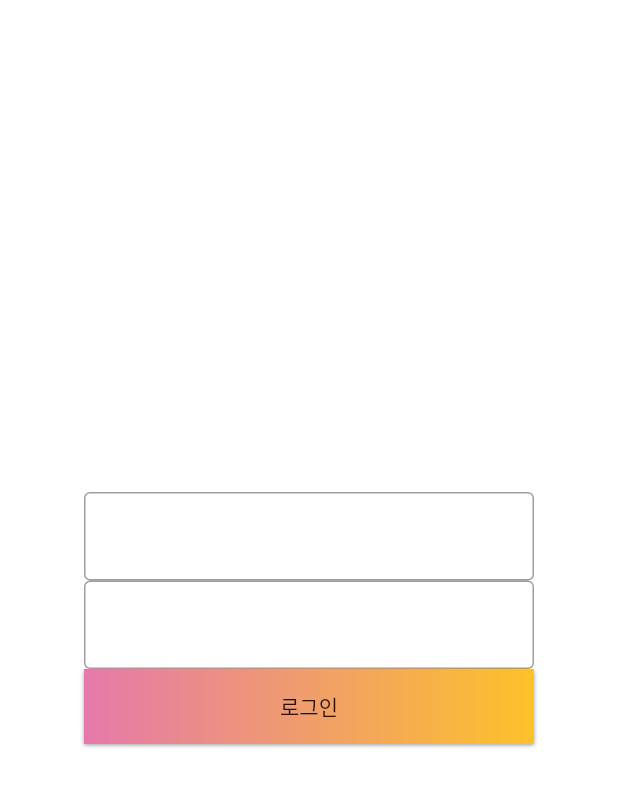
After one commit to LeoHNLee/TakeBook-Server, a Flutter app: the screen it shows after launch, on a phone screen of 412 x 824 dp. The commit adds this screen. Shown: the top 787 px of the screen. Run offline on Flutter 3.47's test engine with Material 2 defaults, Android fonts, the phone set to English and light mode, and no system bars; our stand-ins replace camera, image_picker; missing offline and left inert: simple_permissions.

Commit message:
클라이언트 브랜치 생성

```diff
--- /dev/null
+++ b/client/RedProject/redproject/lib/Components/GradientButton.dart
@@ -0,0 +1,41 @@
+import 'package:flutter/material.dart';
+
+class GradientButton extends StatelessWidget {
+  final Widget child;
+  final Gradient gradient;
+  final double width;
+  final double height;
+  final Function onPressed;
+
+  const GradientButton({
+    Key key,
+    @required this.child,
+    this.gradient,
+    this.width = double.infinity,
+    this.height = 50.0,
+    this.onPressed,
+  }) : super(key: key);
+
+  @override
+  Widget build(BuildContext context) {
+    return Container(
+      width: width,
+      height: 50.0,
+      decoration: BoxDecoration(gradient: gradient, boxShadow: [
+        BoxShadow(
+          color: Colors.grey[500],
+          offset: Offset(0.0, 1.5),
+          blurRadius: 1.5,
+        ),
+      ]),
+      child: Material(
+        color: Colors.transparent,
+        child: InkWell(
+            onTap: onPressed,
+            child: Center(
+              child: child,
+            )),
+      ),
+    );
+  }
+}
--- a/client/RedProject/redproject/lib/Constant.dart
+++ b/client/RedProject/redproject/lib/Constant.dart
@@ -4,4 +4,8 @@ final String PREVIEW_SCREEN="/PREVIEW_SCREEN";
 
 final int PRIMARY_COLOR = 0xFF7F0506;
 final int ACCENT_COLOR = 0xFF2D3433;
-final int CANVAS_COLOR = 0xFFffefd6;
+final int TITLEBAR_COLOR = 0xFFFFFFFF;
+final int CANVAS_COLOR = 0xFFFFFFFF;
+
+final int COLOR_PINK = 0xFFE579AB;
+final int COLOR_YELLOW = 0xFFFCC22A;
--- a/client/RedProject/redproject/lib/HomeScreen.dart
+++ b/client/RedProject/redproject/lib/HomeScreen.dart
@@ -35,6 +35,9 @@ class _MyHomePageState extends State<MyHomePage> {
       child: Scaffold(
         appBar: AppBar(
           title: Text('title'),
+          leading: Column(
+
+          ),
           bottom: TabBar(
             tabs: <Widget>[
               Tab(text: 'tab1'),
@@ -56,6 +59,9 @@ class _MyHomePageState extends State<MyHomePage> {
                   onPressed: () => {
                     _startCamera()
                   },
+                ),
+                RaisedButton(
+                  child: Text('')
                 ),
                 Container(
                   decoration: BoxDecoration(
--- /dev/null
+++ b/client/RedProject/redproject/lib/LoginScreen.dart
@@ -0,0 +1,69 @@
+import 'package:flutter/material.dart';
+import 'package:redproject/HomeScreen.dart';
+import 'package:redproject/Components/GradientButton.dart';
+import 'package:redproject/Constant.dart';
+
+class LoginScreen extends StatefulWidget {
+  @override
+  _LoginScreenState createState() => _LoginScreenState();
+}
+
+class _LoginScreenState extends State<LoginScreen> {
+  @override
+  Widget build(BuildContext context) {
+    return Scaffold(
+      body: Container(
+          alignment: Alignment.center,
+          child: Container(
+            width: 300,
+            child: Column(
+              mainAxisAlignment: MainAxisAlignment.center,
+              crossAxisAlignment: CrossAxisAlignment.center,
+              children: <Widget>[
+                Row(
+                  mainAxisAlignment: MainAxisAlignment.spaceBetween,
+                  crossAxisAlignment: CrossAxisAlignment.center,
+                  children: <Widget>[
+                    Flexible(
+                      child: TextField(
+                        decoration: InputDecoration(
+                          border: OutlineInputBorder(
+                            borderSide: BorderSide(color: Colors.grey, width: 0.0)
+                          )
+                        ),
+                      ),
+                    )
+                  ],
+                ),
+                Row(
+                  mainAxisAlignment: MainAxisAlignment.spaceBetween,
+                  crossAxisAlignment: CrossAxisAlignment.center,
+                  children: <Widget>[
+                    Flexible(
+                      child: TextField(
+                        decoration: InputDecoration(
+                            border: OutlineInputBorder(
+                                borderSide: BorderSide(color: Colors.grey, width: 0.0)
+                            )
+                        ),
+                      ),
+                    )
+                  ],
+                ),
+                GradientButton(
+                  child: Text('로그인'),
+                  gradient: LinearGradient(
+                      begin: Alignment.centerLeft,
+                      end: Alignment.centerRight,
+                      colors: [Color(COLOR_PINK), Color(COLOR_YELLOW)]
+                  ),
+                  onPressed: () => {
+                    Navigator.of(context).pushReplacement(MaterialPageRoute(builder: (BuildContext context) => HomeScreen()))
+                  },
+                )
+              ],
+            ),
+          )),
+    );
+  }
+}
--- a/client/RedProject/redproject/lib/main.dart
+++ b/client/RedProject/redproject/lib/main.dart
@@ -6,7 +6,7 @@ import 'package:redproject/Constant.dart';
 import 'package:redproject/CameraHomeScreen.dart';
 import 'package:redproject/HomeScreen.dart';
 import 'package:redproject/SplashScreen.dart';
-import 'package:redproject/PreviewScreen.dart';
+import 'package:redproject/LoginScreen.dart';
 
 List<CameraDescription> cameras;
 
@@ -29,7 +29,7 @@ Future<Null> main() async {
       ),
       home: SplashScreen(),
       routes: <String, WidgetBuilder>{
-        HOME_SCREEN: (BuildContext context) => HomeScreen(),
+        HOME_SCREEN: (BuildContext context) => LoginScreen(),
         CAMERA_SCREEN: (BuildContext context) => CameraHomeScreen(cameras),
       },
     ),
```
Also changed, not shown: client/RedProject/redproject/lib/Components/WhiteAppBar.dart (added, +20 -0 lines), 18 other files.
